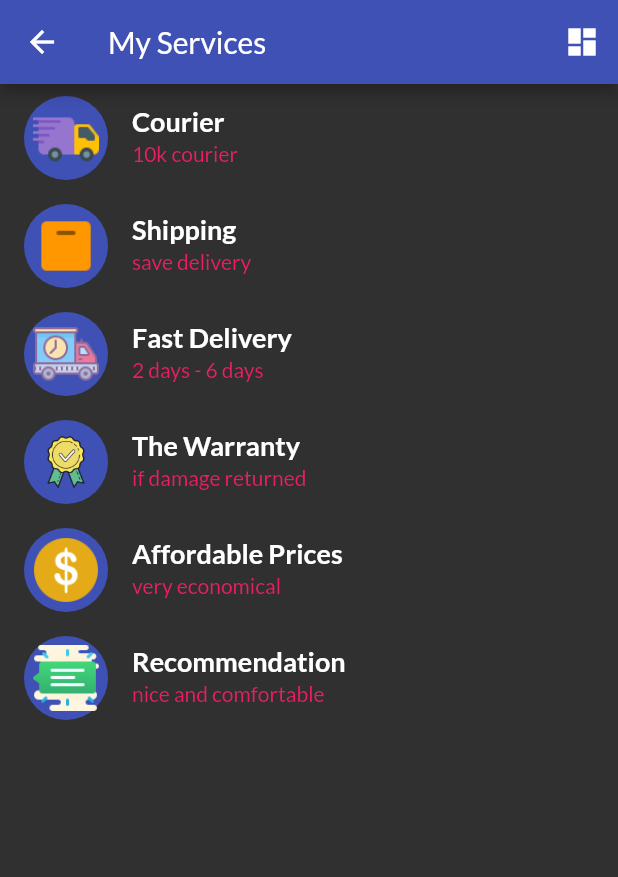
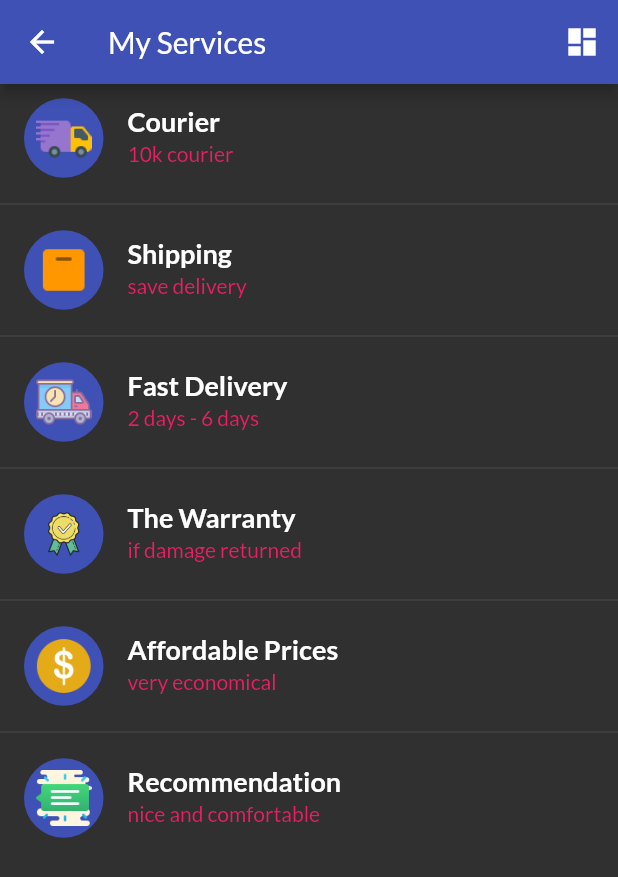
Before and after one commit to iamEtornam/DeliveryApp, a Flutter app: the ServicesPage screen opened directly, after a tap on the "list" icon, on a phone screen of 412 x 824 dp. Shown: the top 877 px of the screen. Run offline on Flutter 3.47's test engine with Material 2 defaults, Android fonts, the phone set to English and light mode, and no system bars; our stand-ins replace flutter_icons, google_fonts, shared_preferences; accounts and stored records are empty.

Commit message:
Update services_page.dart

```diff
--- a/lib/pages/services_page.dart
+++ b/lib/pages/services_page.dart
@@ -23,16 +23,23 @@ class ServicesPage extends StatelessWidget {
         ],
       ),
       body: changeLayoutBloc.isGridLayout
-          ? ListView.builder(
+          ? ListView.separated(
               itemCount: services.length,
+              separatorBuilder: (BuildContext context, int index) {
+                return Divider();
+              },
               itemBuilder: (BuildContext context, int index) {
                 return ListTile(
                   leading: Material(
                     color: Colors.indigo,
                     borderRadius: BorderRadius.circular(45),
                     child: Padding(
-                    padding: const EdgeInsets.all(6.0),
-                    child: Image.asset(services[index][3]),
+                      padding: const EdgeInsets.all(8.0),
+                      child: Image.asset(
+                        services[index][3],
+                        height: 37,
+                        width: 37,
+                      ),
                     ),
                   ),
                   title: Text(
@@ -57,7 +64,7 @@ class ServicesPage extends StatelessWidget {
                         margin: const EdgeInsets.all(8),
                         padding: EdgeInsets.all(15),
                         decoration: BoxDecoration(
-                            color: Colors.grey.shade300,
+                            color: Colors.grey.shade200.withOpacity(.5),
                             borderRadius: BorderRadius.circular(8)),
                         child: Column(
                           crossAxisAlignment: CrossAxisAlignment.start,
@@ -68,7 +75,11 @@ class ServicesPage extends StatelessWidget {
                               borderRadius: BorderRadius.circular(45),
                               child: Padding(
                                 padding: const EdgeInsets.all(8.0),
-                                child: Image.asset(services[index][3]),
+                                child: Image.asset(
+                                  services[index][3],
+                                  height: 35,
+                                  width: 35,
+                                ),
                               ),
                             ),
                             SizedBox(
```
Lines whose indentation alone changed are shown as unchanged.
